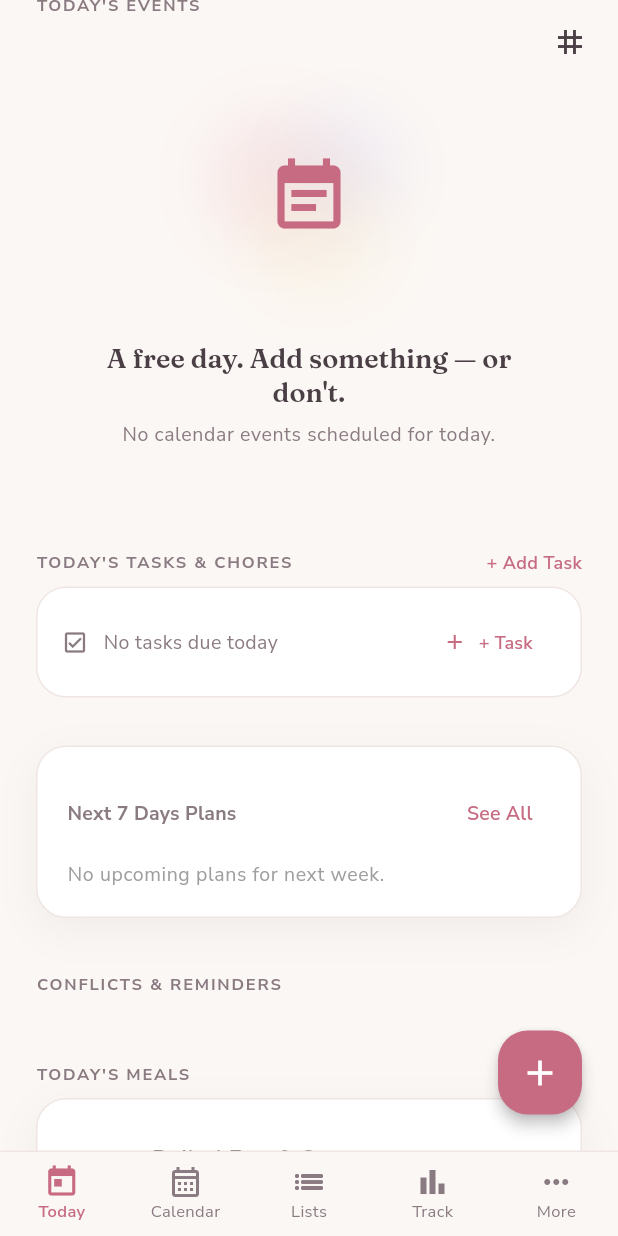
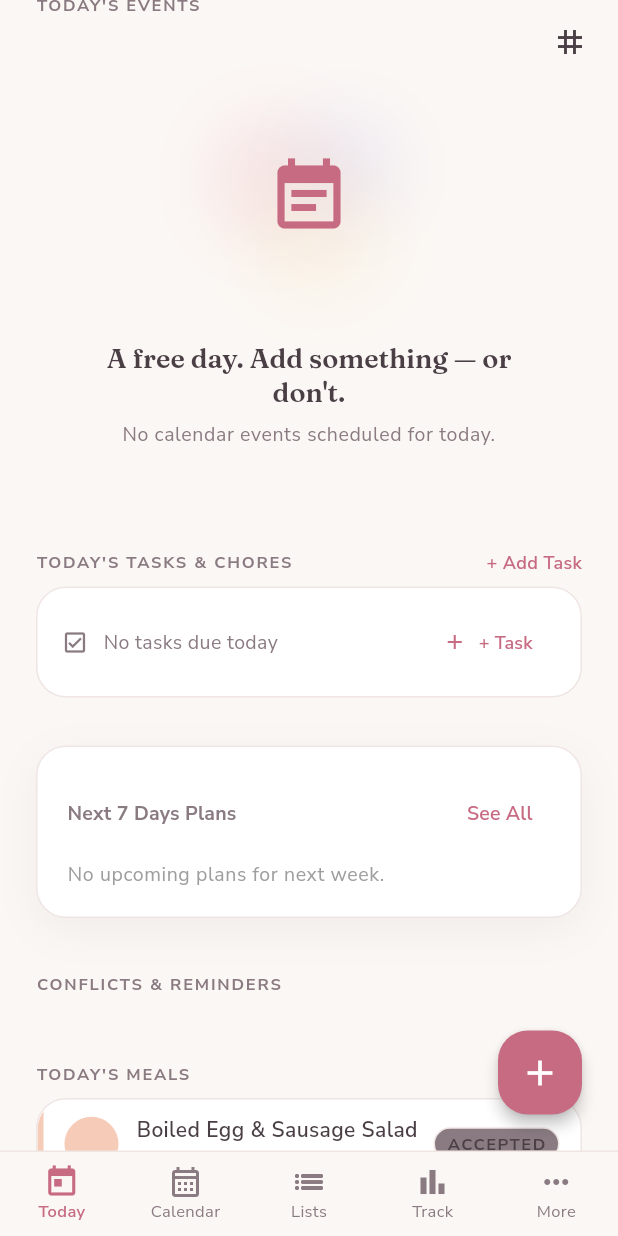
Before and after one commit to niloufarmj/Nili-Personal-Planner, a Flutter app: the screen it shows after launch, scrolled down 576 dp, on a phone screen of 412 x 824 dp. Run offline on Flutter 3.47's test engine with Material 3 defaults, Android fonts, the phone set to English and light mode, and no system bars; our stand-ins replace drift, figma_squircle, file_picker, fl_chart, flutter_animate, flutter_image_compress and 10 more; missing offline and left inert: rrule; accounts and stored records are empty; generated files the repository leaves out were written again; statements that could not run were skipped.

Commit message:
fix: Replace FlatListTile in _MealsSection and _MealSlotChip with custom card containers and explicit high contrast text

```diff
--- a/lib/features/today/today_screen.dart
+++ b/lib/features/today/today_screen.dart
@@ -1024,25 +1024,61 @@ class _MealSlotChip extends ConsumerWidget {
     );
     final badgeFg = isDark ? DesignTokens.inkDark : mealColor;
 
+    final inkColor = isDark ? DesignTokens.inkDark : DesignTokens.inkLight;
+    final softInk = isDark ? DesignTokens.inkSoftDark : DesignTokens.inkSoftLight;
+    final cardBg = isDark ? DesignTokens.surfaceDark : DesignTokens.surfaceLight;
+    final border = isDark ? DesignTokens.lineDark : DesignTokens.lineLight;
+
     return Padding(
-      padding: const EdgeInsets.only(bottom: 12),
-      child: AppCard(
-        child: ListTile(
-          contentPadding: EdgeInsets.zero,
-          leading: Container(
-            width: 40,
-            height: 40,
-            decoration: BoxDecoration(color: badgeBg, shape: BoxShape.circle),
-            child: Icon(_slotIcon(slot.slot), color: badgeFg, size: 20),
-          ),
-          title: Text(
-            name ?? slot.slot,
-            style: theme.textTheme.bodyLarge?.copyWith(
-              fontWeight: FontWeight.w600,
-            ),
-          ),
-          subtitle: Text(_capitalize(slot.slot)),
-          trailing: _statusChip(slot.status, theme),
+      padding: const EdgeInsets.only(bottom: 8),
+      child: Container(
+        decoration: BoxDecoration(
+          color: cardBg,
+          borderRadius: BorderRadius.circular(DesignTokens.radiusCard),
+          border: Border.all(color: border),
+        ),
+        child: ClipRRect(
+          borderRadius: BorderRadius.circular(DesignTokens.radiusCard),
+          child: Container(
+            decoration: const BoxDecoration(
+              border: Border(
+                left: BorderSide(color: DesignTokens.peach, width: 4),
+              ),
+            ),
+            padding: const EdgeInsets.symmetric(horizontal: 14, vertical: 10),
+            child: Row(
+              children: [
+                Container(
+                  width: 36,
+                  height: 36,
+                  decoration: BoxDecoration(color: badgeBg, shape: BoxShape.circle),
+                  child: Icon(_slotIcon(slot.slot), color: badgeFg, size: 18),
+                ),
+                const SizedBox(width: 12),
+                Expanded(
+                  child: Column(
+                    crossAxisAlignment: CrossAxisAlignment.start,
+                    children: [
+                      Text(
+                        name ?? _capitalize(slot.slot),
+                        style: TextStyle(
+                          fontWeight: FontWeight.w600,
+                          fontSize: 14,
+                          color: inkColor,
+                        ),
+                      ),
+                      const SizedBox(height: 2),
+                      Text(
+                        _capitalize(slot.slot),
+                        style: TextStyle(color: softInk, fontSize: 12),
+                      ),
+                    ],
+                  ),
+                ),
+                _statusChip(slot.status, theme),
+              ],
+            ),
+          ),
         ),
       ),
     );
```
Also changed, not shown: lib/features/calendar/day_detail_screen.dart (+48 -14 lines).
